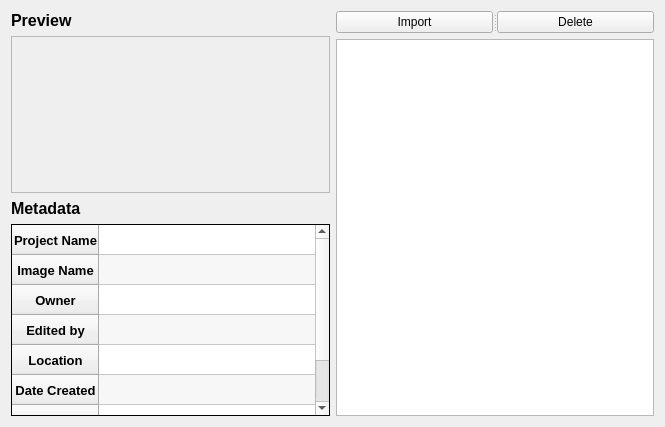
Old version of the form RTIe/RTIe_builder/import_Widget.ui in the repository Super-SaiyanSandwich/ECMM427.
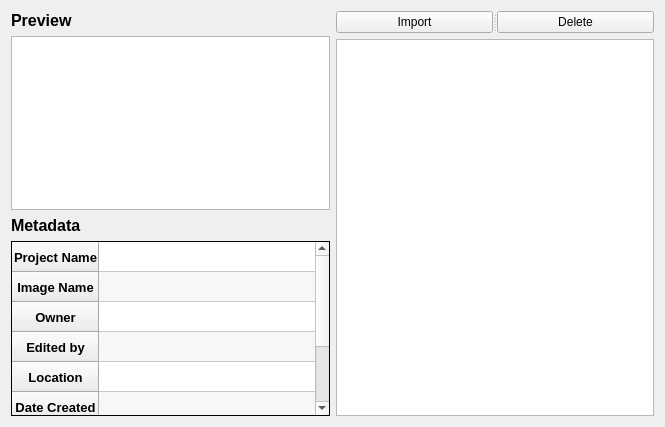
New version of the form.

What changed in the file:
```diff
--- a/RTIe/RTIe_builder/import_Widget.ui
+++ b/RTIe/RTIe_builder/import_Widget.ui
@@ -37,33 +37,7 @@
       </widget>
      </item>
      <item>
-      <widget class="QLabel" name="image_Preview">
-       <property name="sizePolicy">
-        <sizepolicy hsizetype="MinimumExpanding" vsizetype="MinimumExpanding">
-         <horstretch>0</horstretch>
-         <verstretch>0</verstretch>
-        </sizepolicy>
-       </property>
-       <property name="font">
-        <font>
-         <pointsize>48</pointsize>
-         <weight>75</weight>
-         <bold>true</bold>
-        </font>
-       </property>
-       <property name="frameShape">
-        <enum>QFrame::StyledPanel</enum>
-       </property>
-       <property name="frameShadow">
-        <enum>QFrame::Sunken</enum>
-       </property>
-       <property name="lineWidth">
-        <number>5</number>
-       </property>
-       <property name="text">
-        <string/>
-       </property>
-      </widget>
+      <widget class="QGraphicsView" name="graphicsView"/>
      </item>
      <item>
       <widget class="QLabel" name="metadata_Label">
```
